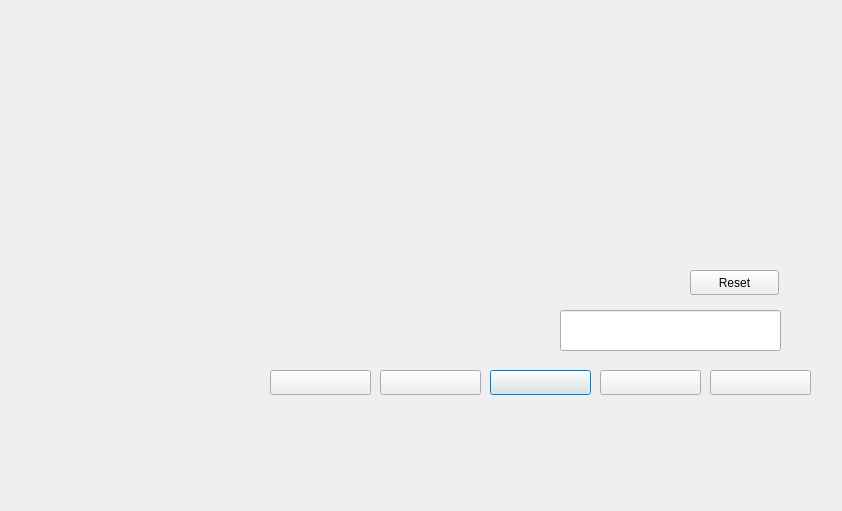
addinedu-ros-4th/deeplearning-repo-5, file src/yhj/result/drl_demo.ui: the form before one commit.
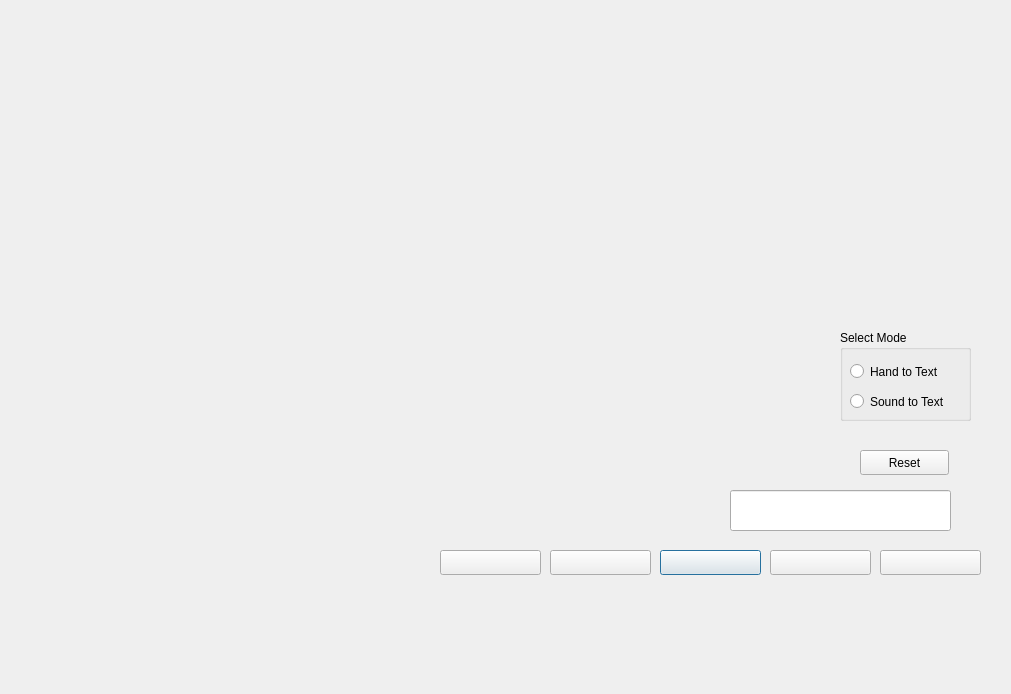
The form after the commit.

Commit message: add htt, stt

The edit to the form file:
```diff
--- a/src/yhj/result/drl_demo.ui
+++ b/src/yhj/result/drl_demo.ui
@@ -6,8 +6,8 @@
    <rect>
     <x>0</x>
     <y>0</y>
-    <width>842</width>
-    <height>511</height>
+    <width>1011</width>
+    <height>694</height>
    </rect>
   </property>
   <property name="windowTitle">
@@ -16,10 +16,10 @@
   <widget class="QLabel" name="camera_screen">
    <property name="geometry">
     <rect>
-     <x>30</x>
-     <y>30</y>
-     <width>421</width>
-     <height>311</height>
+     <x>10</x>
+     <y>10</y>
+     <width>691</width>
+     <height>421</height>
     </rect>
    </property>
    <property name="text">
@@ -29,8 +29,8 @@
   <widget class="QLineEdit" name="input">
    <property name="geometry">
     <rect>
-     <x>560</x>
-     <y>310</y>
+     <x>730</x>
+     <y>490</y>
      <width>221</width>
      <height>41</height>
     </rect>
@@ -39,8 +39,8 @@
   <widget class="QPushButton" name="autoword_3">
    <property name="geometry">
     <rect>
-     <x>490</x>
-     <y>370</y>
+     <x>660</x>
+     <y>550</y>
      <width>101</width>
      <height>25</height>
     </rect>
@@ -52,8 +52,8 @@
   <widget class="QPushButton" name="autoword_2">
    <property name="geometry">
     <rect>
-     <x>380</x>
-     <y>370</y>
+     <x>550</x>
+     <y>550</y>
      <width>101</width>
      <height>25</height>
     </rect>
@@ -65,8 +65,8 @@
   <widget class="QPushButton" name="autoword_5">
    <property name="geometry">
     <rect>
-     <x>710</x>
-     <y>370</y>
+     <x>880</x>
+     <y>550</y>
      <width>101</width>
      <height>25</height>
     </rect>
@@ -78,8 +78,8 @@
   <widget class="QPushButton" name="autoword_1">
    <property name="geometry">
     <rect>
-     <x>270</x>
-     <y>370</y>
+     <x>440</x>
+     <y>550</y>
      <width>101</width>
      <height>25</height>
     </rect>
@@ -91,8 +91,8 @@
   <widget class="QPushButton" name="autoword_4">
    <property name="geometry">
     <rect>
-     <x>600</x>
-     <y>370</y>
+     <x>770</x>
+     <y>550</y>
      <width>101</width>
      <height>25</height>
     </rect>
@@ -104,8 +104,8 @@
   <widget class="QPushButton" name="btn_reset">
    <property name="geometry">
     <rect>
-     <x>690</x>
-     <y>270</y>
+     <x>860</x>
+     <y>450</y>
      <width>89</width>
      <height>25</height>
     </rect>
@@ -114,6 +114,45 @@
     <string>Reset</string>
    </property>
   </widget>
+  <widget class="QGroupBox" name="groupBox">
+   <property name="geometry">
+    <rect>
+     <x>840</x>
+     <y>330</y>
+     <width>131</width>
+     <height>91</height>
+    </rect>
+   </property>
+   <property name="title">
+    <string>Select Mode</string>
+   </property>
+   <widget class="QRadioButton" name="HTT">
+    <property name="geometry">
+     <rect>
+      <x>10</x>
+      <y>30</y>
+      <width>112</width>
+      <height>23</height>
+     </rect>
+    </property>
+    <property name="text">
+     <string>Hand to Text</string>
+    </property>
+   </widget>
+   <widget class="QRadioButton" name="STT">
+    <property name="geometry">
+     <rect>
+      <x>10</x>
+      <y>60</y>
+      <width>112</width>
+      <height>23</height>
+     </rect>
+    </property>
+    <property name="text">
+     <string>Sound to Text</string>
+    </property>
+   </widget>
+  </widget>
  </widget>
  <resources/>
  <connections/>
```
